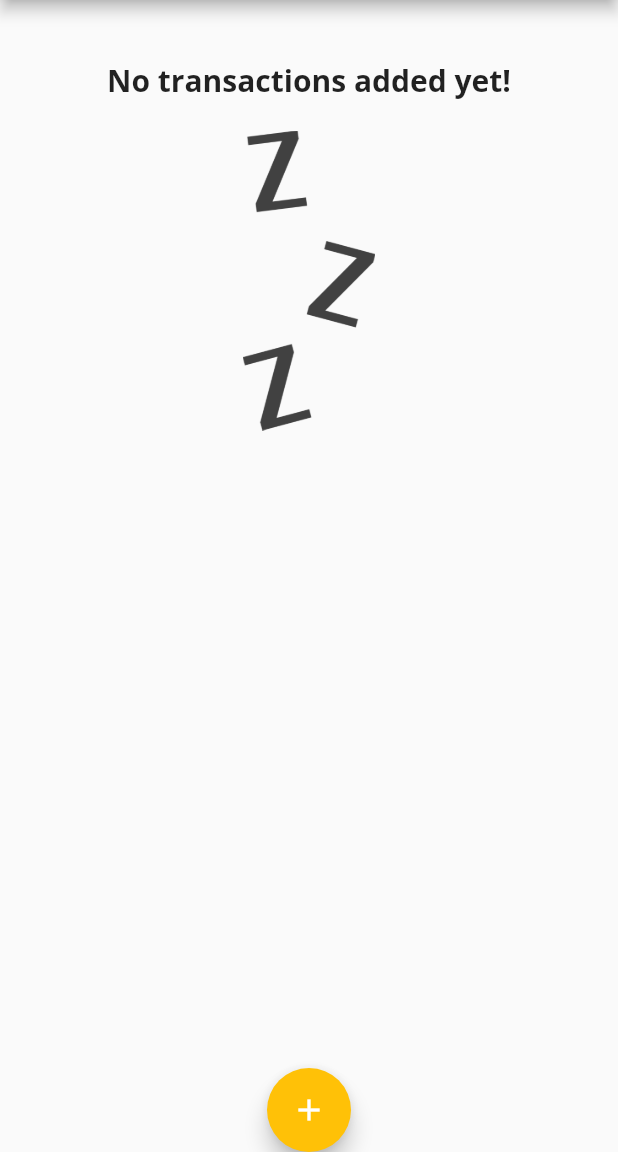
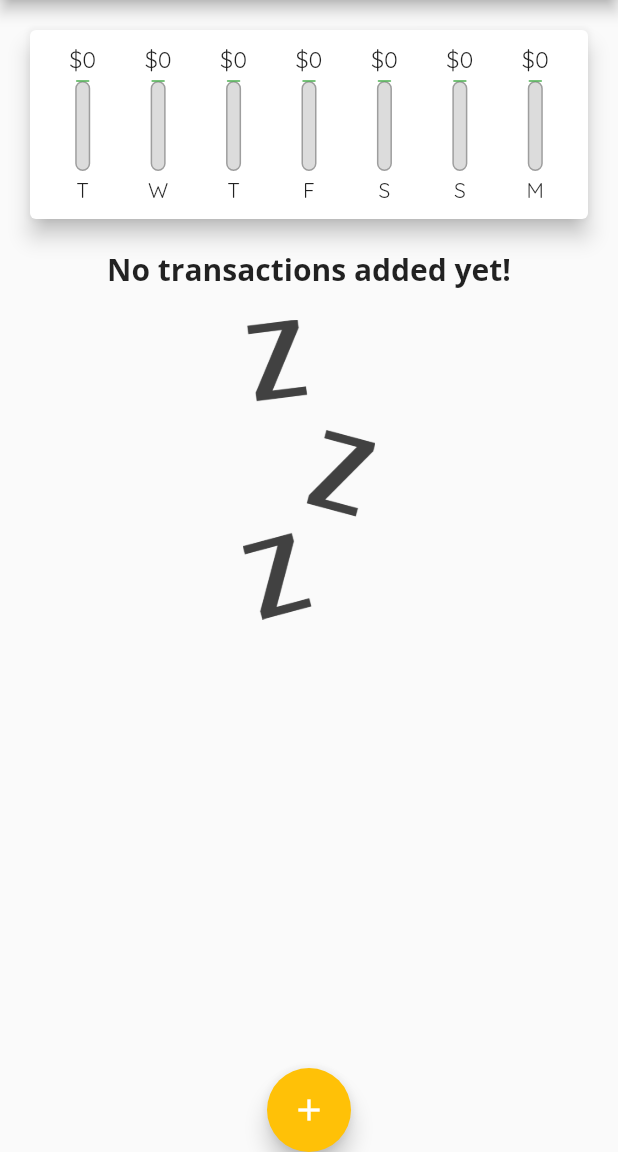
Before and after one commit to MachoBoy/flutter_expense_app, a Flutter app: the screen it shows after launch, on a phone screen of 412 x 824 dp, the part 84-1236 px from its top. Run offline on Flutter 3.47's test engine with Material 2 defaults, Android fonts, the phone set to English and light mode, and no system bars.

Commit message:
add chart

```diff
--- a/lib/widgets/chart.dart
+++ b/lib/widgets/chart.dart
@@ -1,5 +1,7 @@
 import 'package:flutter/material.dart';
 import 'package:intl/intl.dart';
+
+import 'chart_bar.dart';
 
 import '../models/transaction.dart';
 
@@ -23,18 +25,41 @@ class Chart extends StatelessWidget {
         }
       }
 
-      return {'day': DateFormat.E().format(weekDay), 'amount': totalSum};
+      return {
+        'day': DateFormat.E().format(weekDay).substring(0, 1),
+        'amount': totalSum
+      };
+    }).reversed.toList();
+  }
+
+  double get totalSpending {
+    return groupedTransactionValues.fold(0.0, (sum, item) {
+      return sum + (item['amount'] as double);
     });
   }
 
   @override
   Widget build(BuildContext context) {
-    return const Card(
+    return Card(
       elevation: 6,
-      margin: EdgeInsets.all(20),
-      // child: Row(
-      //   children: [],
-      // ),
+      margin: const EdgeInsets.all(20),
+      child: Padding(
+        padding: const EdgeInsets.all(10),
+        child: Row(
+          mainAxisAlignment: MainAxisAlignment.spaceAround,
+          children: groupedTransactionValues.map((data) {
+            return Flexible(
+              fit: FlexFit.tight,
+              child: ChartBar(
+                  (data['day'] as String),
+                  (data['amount'] as double),
+                  totalSpending == 0.0
+                      ? 0.0
+                      : (data['amount'] as double) / totalSpending),
+            );
+          }).toList(),
+        ),
+      ),
     );
   }
 }
```
